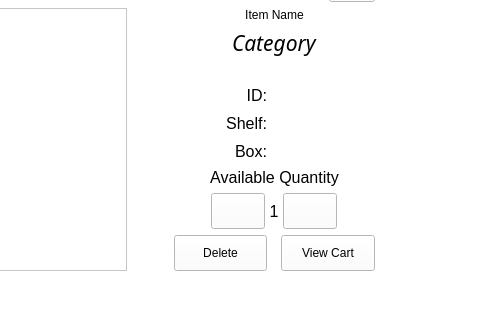
First picture: the form in inventory_editor.ui, repository arc-bphc/sims-gui, before the edit; both pictures show x 684 to 1164 and y 352 to 672 of the 1164 by 672 pixel window.
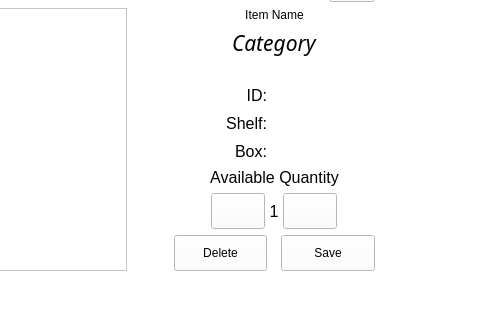
Second picture: the form after the edit. Icons and pictures are not drawn.

Commit message: made changes to inventory editor ui

```diff
--- a/inventory_editor.ui
+++ b/inventory_editor.ui
@@ -349,7 +349,7 @@
            <enum>Qt::NoFocus</enum>
           </property>
           <property name="text">
-           <string>View Cart</string>
+           <string>Save</string>
           </property>
          </widget>
         </item>
```
Left out of the diff: 2 changed lines with no effect on the pictures.
